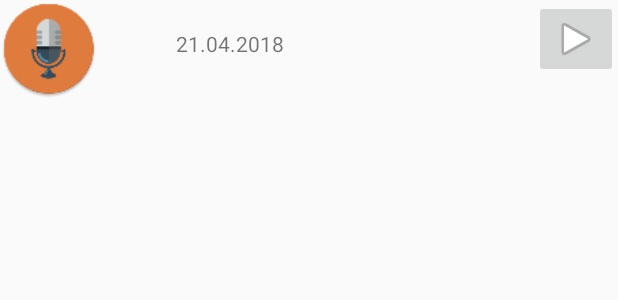
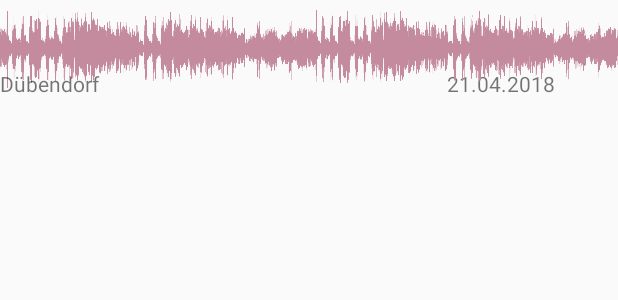
Before and after one commit to lirycw/chattermatter, an Android app: the layout list_view.xml on its own in the app's theme, with its tools: preview values and no code run, on a phone screen of 412 x 824 dp. Shown: the top 300 px of the screen. Run offline under Robolectric (Android 15) with nearby library versions, the phone set to English and light mode, and no system bars; network calls fail.

Commit message:
Changed designe to prototyp1

```diff
--- a/app/src/main/res/layout/list_view.xml
+++ b/app/src/main/res/layout/list_view.xml
@@ -1,34 +1,37 @@
 <?xml version="1.0" encoding="utf-8"?>
 <RelativeLayout xmlns:android="http://schemas.android.com/apk/res/android"
     xmlns:app="http://schemas.android.com/apk/res-auto"
+    xmlns:tools="http://schemas.android.com/tools"
     android:layout_width="match_parent"
     android:layout_height="match_parent"
     android:descendantFocusability="blocksDescendants">
-
-    <ImageView
-        android:layout_width="65dp"
-        android:layout_height="65dp"
-        android:id="@+id/list_item_thumbnail"
-        android:layout_alignParentTop="true"
-        android:layout_alignParentStart="true"
-        android:src="@mipmap/ic_launcher" />
 
     <TextView
         android:id="@+id/list_item_text"
         android:layout_width="wrap_content"
         android:layout_height="wrap_content"
-        android:layout_alignBottom="@+id/list_item_btn"
-        android:layout_marginBottom="13dp"
-        android:layout_marginStart="52dp"
-        android:layout_toEndOf="@+id/list_item_thumbnail"
+        android:layout_alignBaseline="@+id/textView5"
+        android:layout_alignBottom="@+id/textView5"
+        android:layout_alignParentEnd="true"
+        android:layout_marginEnd="42dp"
         android:text="21.04.2018" />
 
-    <ImageButton
-        android:id="@+id/list_item_btn"
+    <ImageView
+        android:id="@+id/list_item_thumbnail"
+        android:layout_width="1300dp"
+        android:layout_height="65dp"
+        android:layout_alignParentStart="true"
+        android:layout_alignParentTop="true"
+        android:adjustViewBounds="true"
+        android:src="@drawable/soundwave" />
+
+
+    <TextView
+        android:id="@+id/textView5"
         android:layout_width="wrap_content"
         android:layout_height="wrap_content"
-        android:layout_alignParentEnd="true"
-        android:layout_alignParentTop="true"
-        app:srcCompat="@android:drawable/ic_media_play" />
+        android:layout_alignBottom="@+id/list_item_thumbnail"
+        android:layout_alignParentStart="true"
+        android:text="Dübendorf" />
 
 </RelativeLayout>
```
Also changed, not shown: app/src/main/java/ch/nedlox/chattermatter/MainActivity.java (+0 -47 lines), app/src/main/res/drawable/soundwave.png (added).
